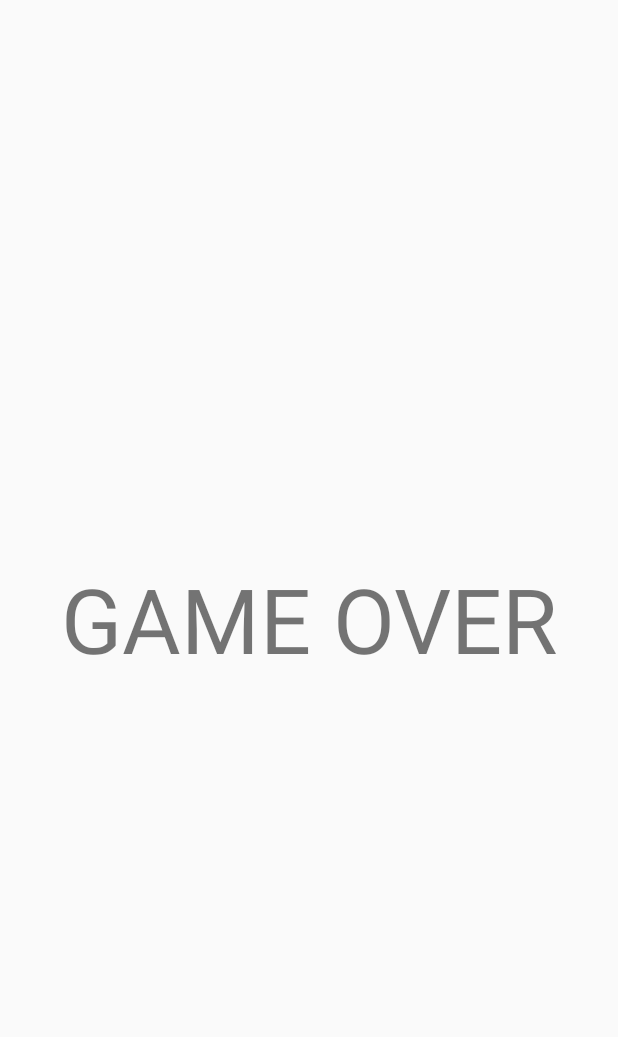
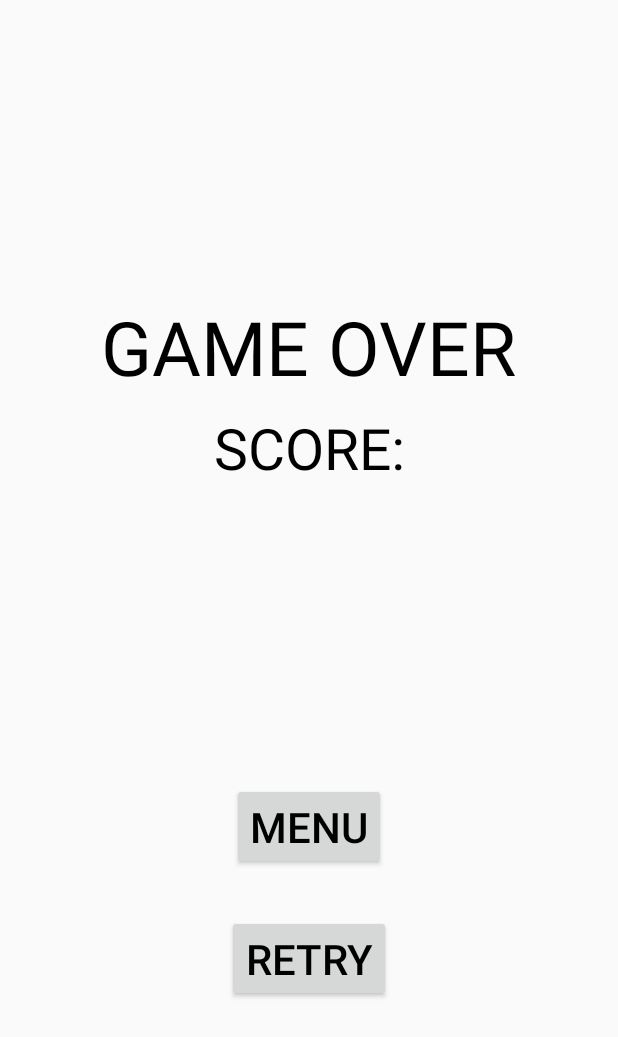
Before and after one commit to MartinAlegria/ReactLights_Android, an Android app: the GameOverActivity screen opened directly, with no data from a screen before it, on a phone screen of 412 x 824 dp. Shown: the top 1037 px of the screen. Run offline under Robolectric (Android 15) with nearby library versions, the phone set to English and light mode, and no system bars.

Commit message:
v1.0 done

```diff
--- a/app/src/main/java/com/example/mav/reactlights_android/GameOverActivity.java
+++ b/app/src/main/java/com/example/mav/reactlights_android/GameOverActivity.java
@@ -1,15 +1,47 @@
 package com.example.mav.reactlights_android;
 
+import android.content.Context;
 import android.content.Intent;
+import android.content.SharedPreferences;
 import android.support.v7.app.AppCompatActivity;
 import android.os.Bundle;
+import android.view.View;
+import android.widget.Button;
+import android.widget.TextView;
 
 public class GameOverActivity extends AppCompatActivity {
+
+    TextView score;
+    Button menu, retry;
+    Intent intent;
 
     @Override
     protected void onCreate(Bundle savedInstanceState) {
         super.onCreate(savedInstanceState);
         setContentView(R.layout.activity_game_over);
+
+        SharedPreferences preferences = getSharedPreferences("data", Context.MODE_PRIVATE);
+        score = (TextView) findViewById(R.id.scoreText);
+        score.setText(preferences.getString("score",""));
+
+        menu = (Button) findViewById(R.id.menu);
+        retry = (Button) findViewById(R.id.retry);
+
+        menu.setOnClickListener(new View.OnClickListener() {
+            @Override
+            public void onClick(View view) {
+                intent = new Intent(GameOverActivity.this, MainActivity.class);
+                startActivity(intent);
+            }
+        });
+
+        retry.setOnClickListener(new View.OnClickListener() {
+            @Override
+            public void onClick(View view) {
+                intent = new Intent(GameOverActivity.this, GameActivity.class);
+                startActivity(intent);
+            }
+        });
     }
 
     @Override
@@ -17,4 +49,6 @@ public class GameOverActivity extends AppCompatActivity {
         Intent intent = new Intent(GameOverActivity.this, MainActivity.class);
         startActivity(intent);
     }
+
+
 }
--- a/app/src/main/res/layout/activity_game_over.xml
+++ b/app/src/main/res/layout/activity_game_over.xml
@@ -14,10 +14,61 @@
         android:layout_marginStart="8dp"
         android:layout_marginTop="8dp"
         android:text="GAME OVER"
-        android:textSize="60dp"
-        app:layout_constraintBottom_toBottomOf="parent"
+        android:textSize="50dp"
+        android:textColor="@android:color/black"
         app:layout_constraintEnd_toEndOf="parent"
         app:layout_constraintStart_toStartOf="parent"
-        app:layout_constraintTop_toTopOf="parent" />
+        app:layout_constraintBottom_toTopOf="@+id/score" />
+
+    <TextView
+        android:id="@+id/score"
+        android:layout_width="wrap_content"
+        android:layout_height="wrap_content"
+        android:layout_marginBottom="8dp"
+        android:layout_marginEnd="8dp"
+        android:layout_marginStart="8dp"
+        android:layout_marginTop="8dp"
+        android:text="@string/score"
+        android:textSize="38dp"
+        android:textColor="@android:color/black"
+        app:layout_constraintEnd_toEndOf="parent"
+        app:layout_constraintStart_toStartOf="parent"
+        app:layout_constraintBottom_toTopOf="@+id/scoreText" />
+
+    <TextView
+        android:id="@+id/scoreText"
+        android:layout_width="wrap_content"
+        android:layout_height="wrap_content"
+        android:textSize="120dp"
+        android:textColor="@android:color/black"
+        app:layout_constraintBottom_toBottomOf="parent"
+        app:layout_constraintTop_toTopOf="parent"
+        app:layout_constraintStart_toStartOf="parent"
+        app:layout_constraintEnd_toEndOf="parent"
+        />
+
+    <Button
+        android:id="@+id/menu"
+        android:layout_width="wrap_content"
+        android:layout_height="wrap_content"
+        android:layout_marginTop="30dp"
+        android:text="@string/menu"
+        android:textColor="@android:color/black"
+        android:textSize="28dp"
+        app:layout_constraintTop_toBottomOf="@id/scoreText"
+        app:layout_constraintEnd_toEndOf="parent"
+        app:layout_constraintStart_toStartOf="parent"/>
+
+    <Button
+        android:id="@+id/retry"
+        android:layout_width="wrap_content"
+        android:layout_height="wrap_content"
+        android:layout_marginTop="30dp"
+        android:text="@string/retry"
+        android:textColor="@android:color/black"
+        android:textSize="28dp"
+        app:layout_constraintTop_toBottomOf="@id/menu"
+        app:layout_constraintEnd_toEndOf="parent"
+        app:layout_constraintStart_toStartOf="parent"/>
 
 </android.support.constraint.ConstraintLayout>
--- a/app/src/main/res/values/strings.xml
+++ b/app/src/main/res/values/strings.xml
@@ -75,4 +75,7 @@
     <string name="pref_ringtone_silent">Silent</string>
 
     <string name="pref_title_vibrate">Vibrate</string>
+    <string name="score">SCORE:</string>
+    <string name="retry">RETRY</string>
+    <string name="menu">MENU</string>
 </resources>
```
Also changed, not shown: app/src/main/java/com/example/mav/reactlights_android/GameActivity.java (+21 -0 lines), app/src/main/res/layout/activity_main.xml (+12 -9 lines), 370 other files.
